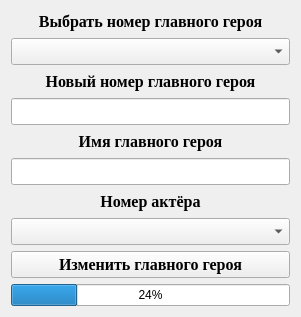
The window that Client/updateprotagonist.ui (NikitaVirachev/course-work-on-DB) describes before a commit, drawn with Qt 5.
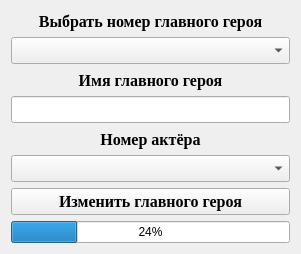
The same window after the commit.

What changed in the file:
```diff
--- a/Client/updateprotagonist.ui
+++ b/Client/updateprotagonist.ui
@@ -7,13 +7,31 @@
     <x>0</x>
     <y>0</y>
     <width>301</width>
-    <height>317</height>
+    <height>254</height>
    </rect>
   </property>
   <property name="windowTitle">
    <string>Form</string>
   </property>
   <layout class="QGridLayout" name="gridLayout">
+   <item row="2" column="0">
+    <widget class="QLabel" name="label_2">
+     <property name="font">
+      <font>
+       <family>Times New Roman</family>
+       <pointsize>12</pointsize>
+       <weight>75</weight>
+       <bold>true</bold>
+      </font>
+     </property>
+     <property name="text">
+      <string>Имя главного героя</string>
+     </property>
+     <property name="alignment">
+      <set>Qt::AlignCenter</set>
+     </property>
+    </widget>
+   </item>
    <item row="0" column="0">
     <widget class="QLabel" name="label">
      <property name="font">
@@ -32,6 +50,28 @@
      </property>
     </widget>
    </item>
+   <item row="7" column="0">
+    <widget class="QProgressBar" name="progressBar">
+     <property name="value">
+      <number>24</number>
+     </property>
+    </widget>
+   </item>
+   <item row="6" column="0">
+    <widget class="QPushButton" name="pushButton">
+     <property name="font">
+      <font>
+       <family>Times New Roman</family>
+       <pointsize>12</pointsize>
+       <weight>75</weight>
+       <bold>true</bold>
+      </font>
+     </property>
+     <property name="text">
+      <string>Изменить главного героя</string>
+     </property>
+    </widget>
+   </item>
    <item row="1" column="0">
     <widget class="QComboBox" name="comboBox">
      <property name="font">
@@ -44,55 +84,7 @@
      </property>
     </widget>
    </item>
-   <item row="2" column="0">
-    <widget class="QLabel" name="label_4">
-     <property name="font">
-      <font>
-       <family>Times New Roman</family>
-       <pointsize>12</pointsize>
-       <weight>75</weight>
-       <bold>true</bold>
-      </font>
-     </property>
-     <property name="text">
-      <string>Новый номер главного героя</string>
-     </property>
-     <property name="alignment">
-      <set>Qt::AlignCenter</set>
-     </property>
-    </widget>
-   </item>
    <item row="3" column="0">
-    <widget class="QLineEdit" name="lineEdit_2">
-     <property name="font">
-      <font>
-       <family>Times New Roman</family>
-       <pointsize>12</pointsize>
-       <weight>75</weight>
-       <bold>true</bold>
-      </font>
-     </property>
-    </widget>
-   </item>
-   <item row="4" column="0">
-    <widget class="QLabel" name="label_2">
-     <property name="font">
-      <font>
-       <family>Times New Roman</family>
-       <pointsize>12</pointsize>
-       <weight>75</weight>
-       <bold>true</bold>
-      </font>
-     </property>
-     <property name="text">
-      <string>Имя главного героя</string>
-     </property>
-     <property name="alignment">
-      <set>Qt::AlignCenter</set>
-     </property>
-    </widget>
-   </item>
-   <item row="5" column="0">
     <widget class="QLineEdit" name="lineEdit">
      <property name="font">
       <font>
@@ -104,7 +96,19 @@
      </property>
     </widget>
    </item>
-   <item row="6" column="0">
+   <item row="5" column="0">
+    <widget class="QComboBox" name="comboBox_2">
+     <property name="font">
+      <font>
+       <family>Times New Roman</family>
+       <pointsize>12</pointsize>
+       <weight>75</weight>
+       <bold>true</bold>
+      </font>
+     </property>
+    </widget>
+   </item>
+   <item row="4" column="0">
     <widget class="QLabel" name="label_3">
      <property name="font">
       <font>
@@ -122,40 +126,6 @@
      </property>
     </widget>
    </item>
-   <item row="7" column="0">
-    <widget class="QComboBox" name="comboBox_2">
-     <property name="font">
-      <font>
-       <family>Times New Roman</family>
-       <pointsize>12</pointsize>
-       <weight>75</weight>
-       <bold>true</bold>
-      </font>
-     </property>
-    </widget>
-   </item>
-   <item row="8" column="0">
-    <widget class="QPushButton" name="pushButton">
-     <property name="font">
-      <font>
-       <family>Times New Roman</family>
-       <pointsize>12</pointsize>
-       <weight>75</weight>
-       <bold>true</bold>
-      </font>
-     </property>
-     <property name="text">
-      <string>Изменить главного героя</string>
-     </property>
-    </widget>
-   </item>
-   <item row="9" column="0">
-    <widget class="QProgressBar" name="progressBar">
-     <property name="value">
-      <number>24</number>
-     </property>
-    </widget>
-   </item>
   </layout>
  </widget>
  <resources/>
```
